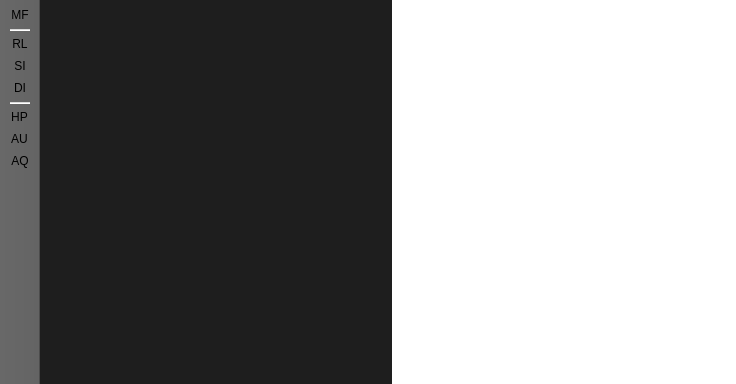
The window that MainWindow.ui (kacerpetr/QRssReader) describes before a commit, drawn with Qt 5.
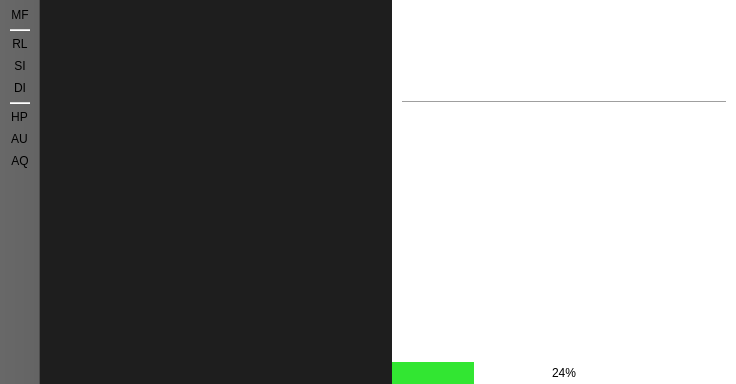
The same window after the commit. Icons and pictures are not drawn.

Commit message: Queue used for loading feeds, also progresbar is shown

Diff of the .ui file:
```diff
--- a/MainWindow.ui
+++ b/MainWindow.ui
@@ -34,6 +34,16 @@
 	width: 20px;
 }
 
+#progressBar{
+	border: 0px;
+	text-align: center;
+}
+
+QProgressBar::chunk {
+	border: 0px;
+	background-color: rgb(50, 230, 50);
+}
+
 #newsViewContents #titleLabel{
 	font-size: 22pt;
 	font-weight: bold;
@@ -51,7 +61,17 @@
 	font-style: italic;
 }
 
-#newsViewContents  #messageTimeLabel{
+#newsViewContents  #timeLabel{
+	font-size: 16pt;
+	font-style: italic;
+}
+
+#newsViewContents  #linkLabel{
+	font-size: 16pt;
+	font-style: italic;
+}
+
+#newsViewContents  #guidLabel{
 	font-size: 16pt;
 	font-style: italic;
 }</string>
@@ -122,6 +142,11 @@
      </widget>
     </item>
     <item>
+     <layout class="QVBoxLayout" name="verticalLayout3">
+      <property name="spacing">
+       <number>0</number>
+      </property>
+      <item>
      <widget class="QScrollArea" name="newsView">
       <property name="sizePolicy">
        <sizepolicy hsizetype="Preferred" vsizetype="Preferred">
@@ -143,63 +168,26 @@
         <rect>
          <x>0</x>
          <y>0</y>
-         <width>336</width>
-         <height>384</height>
+           <width>334</width>
+           <height>341</height>
         </rect>
        </property>
        <layout class="QVBoxLayout" name="verticalLayout">
-        <item>
-         <layout class="QHBoxLayout" name="horizontalLayout2">
-          <item>
-           <widget class="QLabel" name="messageTimeLabel">
-            <property name="sizePolicy">
-             <sizepolicy hsizetype="Preferred" vsizetype="Preferred">
-              <horstretch>1</horstretch>
-              <verstretch>0</verstretch>
-             </sizepolicy>
-            </property>
-            <property name="text">
-             <string/>
-            </property>
-            <property name="alignment">
-             <set>Qt::AlignLeading|Qt::AlignLeft|Qt::AlignVCenter</set>
-            </property>
-           </widget>
-          </item>
-          <item>
-           <widget class="QLabel" name="feedNameLabel">
-            <property name="sizePolicy">
-             <sizepolicy hsizetype="Preferred" vsizetype="Preferred">
-              <horstretch>2</horstretch>
-              <verstretch>0</verstretch>
-             </sizepolicy>
-            </property>
-            <property name="text">
-             <string/>
-            </property>
-            <property name="alignment">
-             <set>Qt::AlignRight|Qt::AlignTrailing|Qt::AlignVCenter</set>
-            </property>
-           </widget>
-          </item>
-         </layout>
-        </item>
-        <item>
-         <spacer name="verticalSpacer_2">
-          <property name="orientation">
-           <enum>Qt::Vertical</enum>
-          </property>
-          <property name="sizeType">
-           <enum>QSizePolicy::Fixed</enum>
-          </property>
-          <property name="sizeHint" stdset="0">
-           <size>
-            <width>20</width>
-            <height>10</height>
-           </size>
-          </property>
-         </spacer>
-        </item>
+          <property name="spacing">
+           <number>10</number>
+          </property>
+          <property name="leftMargin">
+           <number>10</number>
+          </property>
+          <property name="topMargin">
+           <number>10</number>
+          </property>
+          <property name="rightMargin">
+           <number>10</number>
+          </property>
+          <property name="bottomMargin">
+           <number>10</number>
+          </property>
         <item>
          <widget class="QLabel" name="titleLabel">
           <property name="text">
@@ -230,7 +218,112 @@
          </widget>
         </item>
         <item>
-         <spacer name="verticalSpacer">
+           <spacer name="verticalSpacer2">
+            <property name="orientation">
+             <enum>Qt::Vertical</enum>
+            </property>
+            <property name="sizeType">
+             <enum>QSizePolicy::Fixed</enum>
+            </property>
+            <property name="sizeHint" stdset="0">
+             <size>
+              <width>20</width>
+              <height>10</height>
+             </size>
+            </property>
+           </spacer>
+          </item>
+          <item>
+           <widget class="Line" name="line1">
+            <property name="orientation">
+             <enum>Qt::Horizontal</enum>
+            </property>
+           </widget>
+          </item>
+          <item>
+           <widget class="QLabel" name="timeLabel">
+            <property name="sizePolicy">
+             <sizepolicy hsizetype="Preferred" vsizetype="Preferred">
+              <horstretch>1</horstretch>
+              <verstretch>0</verstretch>
+             </sizepolicy>
+            </property>
+            <property name="text">
+             <string/>
+            </property>
+            <property name="alignment">
+             <set>Qt::AlignLeading|Qt::AlignLeft|Qt::AlignVCenter</set>
+            </property>
+            <property name="wordWrap">
+             <bool>true</bool>
+            </property>
+           </widget>
+          </item>
+          <item>
+           <widget class="QLabel" name="feedNameLabel">
+            <property name="sizePolicy">
+             <sizepolicy hsizetype="Preferred" vsizetype="Preferred">
+              <horstretch>2</horstretch>
+              <verstretch>0</verstretch>
+             </sizepolicy>
+            </property>
+            <property name="text">
+             <string/>
+            </property>
+            <property name="alignment">
+             <set>Qt::AlignLeading|Qt::AlignLeft|Qt::AlignVCenter</set>
+            </property>
+            <property name="wordWrap">
+             <bool>true</bool>
+            </property>
+           </widget>
+          </item>
+          <item>
+           <widget class="QLabel" name="linkLabel">
+            <property name="sizePolicy">
+             <sizepolicy hsizetype="Preferred" vsizetype="Preferred">
+              <horstretch>2</horstretch>
+              <verstretch>0</verstretch>
+             </sizepolicy>
+            </property>
+            <property name="text">
+             <string/>
+            </property>
+            <property name="alignment">
+             <set>Qt::AlignLeading|Qt::AlignLeft|Qt::AlignVCenter</set>
+            </property>
+            <property name="wordWrap">
+             <bool>true</bool>
+            </property>
+            <property name="openExternalLinks">
+             <bool>true</bool>
+            </property>
+           </widget>
+          </item>
+          <item>
+           <widget class="QLabel" name="guidLabel">
+            <property name="sizePolicy">
+             <sizepolicy hsizetype="Preferred" vsizetype="Preferred">
+              <horstretch>2</horstretch>
+              <verstretch>0</verstretch>
+             </sizepolicy>
+            </property>
+            <property name="text">
+             <string/>
+            </property>
+            <property name="alignment">
+             <set>Qt::AlignLeading|Qt::AlignLeft|Qt::AlignVCenter</set>
+            </property>
+            <property name="wordWrap">
+             <bool>true</bool>
+            </property>
+            <property name="openExternalLinks">
+             <bool>true</bool>
+            </property>
+           </widget>
+          </item>
+          <item>
+           <spacer name="verticalSpacer3">
           <property name="orientation">
            <enum>Qt::Vertical</enum>
           </property>
@@ -246,6 +339,18 @@
       </widget>
      </widget>
     </item>
+      <item>
+       <widget class="QProgressBar" name="progressBar">
+        <property name="value">
+         <number>24</number>
+        </property>
+        <property name="invertedAppearance">
+         <bool>false</bool>
+        </property>
+       </widget>
+      </item>
+     </layout>
+    </item>
    </layout>
   </widget>
   <widget class="QToolBar" name="toolBar">
```
Left out of the diff: 10 changed lines with no effect on the pictures. Lines whose indentation alone changed are shown as unchanged. The commit also changes 9 other files.
